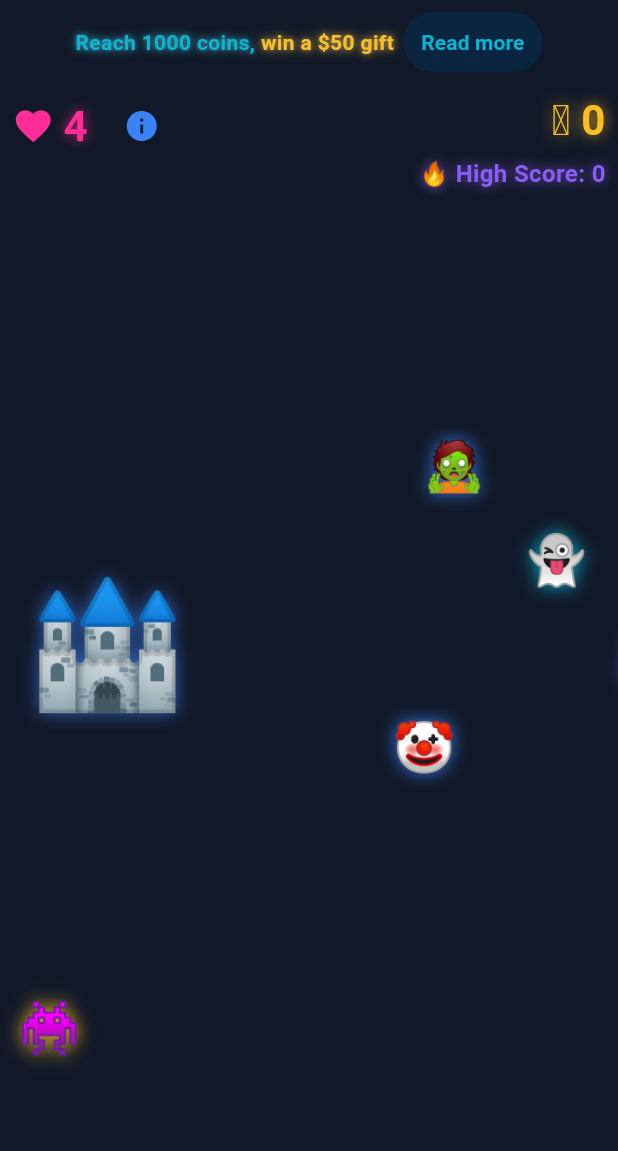
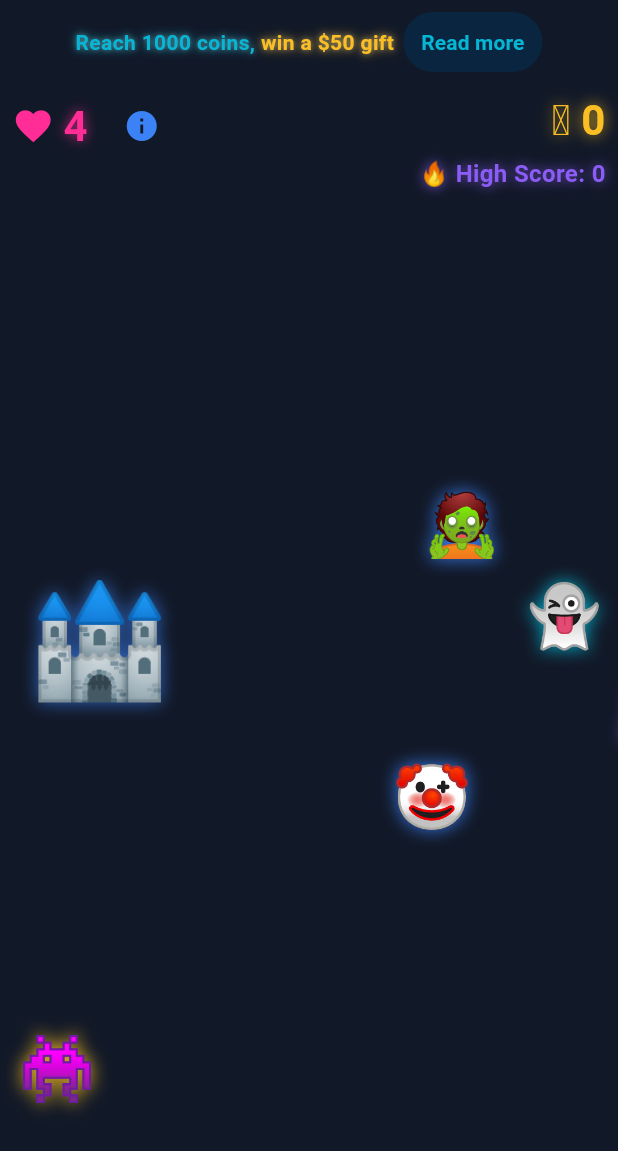
Before and after one commit to deesignerr/emoji_tower_defense, a Flutter app: the screen it shows after launch, on a phone screen of 412 x 824 dp. Shown: the top 1151 px of the screen. Run offline on Flutter 3.47's test engine with Material 3 defaults, Android fonts, the phone set to English and light mode, and no system bars.

Commit message:
Update main.dart

```diff
--- a/lib/main.dart
+++ b/lib/main.dart
@@ -61,6 +61,8 @@ class _TowerDefenseGameState extends State<TowerDefenseGame> {
   bool isSlotMachineActive = false;
   List<String> slotResult = ["❓", "❓", "❓"];
   int slotReward = 0;
+  bool slotClosable = false;
+  double slotOpacity = 1.0;
 
   // Neon colors
   final Color neonPink = Color(0xFFFF2D95);
@@ -276,21 +278,39 @@ List<String> decideSlotOutcome() {
 
 void finishSlotMachine(List<String> result) {
   int reward = 0;
+
   if (result.every((s) => s == "💰")) reward = 500;
   else if (result.every((s) => s == "🪙")) {
-      reward = random.nextDouble() < 0.1 ? 101 + random.nextInt(99) : 5 + random.nextInt(95);
+    reward = random.nextDouble() < 0.1
+        ? 101 + random.nextInt(99)
+        : 5 + random.nextInt(95);
   }
+
+  if (score >= 500 && reward > 200) reward = 200;
 
   setState(() {
     score += reward;
     slotReward = reward;
+    slotClosable = true;  // allow click-outside after spin finishes
+    slotOpacity = 1.0;    // ensure fully visible
   });
 
+  // Auto-close after 3 seconds with fade-out
   Timer(Duration(seconds: 3), () {
-      setState(() => isSlotMachineActive = false);
+    if (mounted) {
+      setState(() => slotOpacity = 0.0);
+      Future.delayed(Duration(milliseconds: 300), () {
+        if (mounted) {
+          setState(() {
+            isSlotMachineActive = false;
+            slotClosable = false;
+            slotOpacity = 1.0; // reset for next time
           });
         }
-
+      });
+    }
+  });
+}
   // ------------------- Game Over -------------------
   void gameOver() {
     gameTimer?.cancel();
@@ -328,10 +348,11 @@ List<String> decideSlotOutcome() {
 Widget build(BuildContext context) {
   double screenWidth = MediaQuery.of(context).size.width;
   double screenHeight = MediaQuery.of(context).size.height;
+  double baseSize = min(screenWidth, screenHeight);
 
-    double towerSize = screenHeight * 0.10;
-    double enemySize = screenWidth * 0.08;
-    double slotFontSize = screenWidth * 0.12;
+  double towerSize = baseSize * 0.18;
+  double enemySize = baseSize * 0.10;
+  double slotFontSize = min(baseSize * 0.12, 80);
 
   return Scaffold(
     backgroundColor: darkBackground,
@@ -343,7 +364,9 @@ List<String> decideSlotOutcome() {
           top: screenHeight * 0.5 - towerSize / 2,
           child: Text(
             '🏰',
-              style: TextStyle(fontSize: towerSize, shadows: [Shadow(color: electricBlue.withOpacity(0.7), blurRadius: 15)]),
+            style: TextStyle(
+                fontSize: towerSize,
+                shadows: [Shadow(color: electricBlue.withOpacity(0.7), blurRadius: 15)]),
           ),
         ),
 
@@ -365,7 +388,7 @@ Positioned(
                           text: "Reach 1000 coins, ",
                           style: TextStyle(
                             fontWeight: FontWeight.bold,
-                    color: brightCyan, // original color
+                            color: brightCyan,
                             shadows: [
                               Shadow(color: brightCyan.withOpacity(0.8), blurRadius: 8),
                               Shadow(color: Colors.white.withOpacity(0.3), blurRadius: 4),
@@ -376,7 +399,7 @@ Positioned(
                           text: "win a \$50 gift",
                           style: TextStyle(
                             fontWeight: FontWeight.bold,
-                    color: sunnyYellow, // only this part in sunnyYellow
+                            color: sunnyYellow,
                             shadows: [
                               Shadow(color: sunnyYellow.withOpacity(0.8), blurRadius: 8),
                               Shadow(color: Colors.white.withOpacity(0.3), blurRadius: 4),
@@ -392,15 +415,12 @@ Positioned(
                 TextButton(
                   onPressed: openWinners,
                   style: TextButton.styleFrom(
-            backgroundColor: Color(0xFF0A2540), // dark button background
+                    backgroundColor: Color(0xFF0A2540),
                     padding: EdgeInsets.symmetric(horizontal: 12, vertical: 4),
                   ),
                   child: Text(
                     "Read more",
-            style: TextStyle(
-              color: brightCyan,
-              fontWeight: FontWeight.bold,
-            ),
+                    style: TextStyle(color: brightCyan, fontWeight: FontWeight.bold),
                   ),
                 ),
               ],
@@ -408,17 +428,16 @@ Positioned(
           ),
         ),
 
-
         // Top UI row 2: Health + info | Score + High Score
         Positioned(
-  top: 60, // keeps the row positioned from the top
+          top: 60,
           left: 0,
           right: 0,
           child: Padding(
             padding: EdgeInsets.symmetric(horizontal: screenWidth * 0.02),
             child: Row(
               mainAxisAlignment: MainAxisAlignment.spaceBetween,
-      crossAxisAlignment: CrossAxisAlignment.start, // aligns health to top
+              crossAxisAlignment: CrossAxisAlignment.start,
               children: [
                 Row(
                   children: [
@@ -452,7 +471,8 @@ Positioned(
                           fontSize: 28,
                           fontWeight: FontWeight.bold,
                           color: sunnyYellow,
-                    shadows: [Shadow(color: sunnyYellow.withOpacity(0.8), blurRadius: 12)]),
+                          shadows: [Shadow(color: sunnyYellow.withOpacity(0.8), blurRadius: 12)],
+                        ),
                       ),
                     ),
                     SizedBox(height: 4),
@@ -464,7 +484,8 @@ Positioned(
                           fontSize: 16,
                           fontWeight: FontWeight.bold,
                           color: vibrantPurple,
-                    shadows: [Shadow(color: vibrantPurple.withOpacity(0.8), blurRadius: 10)]),
+                          shadows: [Shadow(color: vibrantPurple.withOpacity(0.8), blurRadius: 10)],
+                        ),
                       ),
                     ),
                   ],
@@ -474,65 +495,104 @@ Positioned(
           ),
         ),
 
-
         // Enemies
         ...enemies.map((enemy) {
           double x = screenWidth * enemy.position;
-            double laneHeight = (screenHeight - 200) / totalLanes;
-            double y = 100 + enemy.lane * laneHeight;
+          const double playAreaTop = 140.0;
+          const double playAreaBottom = 80.0;
+          double laneHeight = (screenHeight - playAreaTop - playAreaBottom) / totalLanes;
+          double y = playAreaTop + enemy.lane * laneHeight;
+
           Color neonColor = (enemy.type == EnemyType.heart) ? neonPink : getRandomNeonColor();
           double size = (enemy.type == EnemyType.heart) ? enemySize * 1.2 : enemySize;
           if (enemy.exploded) {
             neonColor = Colors.deepOrangeAccent;
             size *= 1.2;
           }
+
           return Positioned(
             left: x,
             top: y,
             child: GestureDetector(
               onTap: () => shootEnemy(enemy),
-                child: Text(enemy.emoji,
-                    style: TextStyle(fontSize: size, color: neonColor, shadows: [Shadow(color: neonColor.withOpacity(0.9), blurRadius: 15)])),
+              child: Text(
+                enemy.emoji,
+                style: TextStyle(
+                  fontSize: size,
+                  color: neonColor,
+                  shadows: [Shadow(color: neonColor.withOpacity(0.9), blurRadius: 15)],
+                ),
+              ),
             ),
           );
         }).toList(),
 
-          // Slot Machine
+        // Slot Machine Overlay
         if (isSlotMachineActive)
-            Center(
+          Positioned.fill(
+            child: GestureDetector(
+              behavior: HitTestBehavior.translucent,
+              onTap: slotClosable
+                  ? () {
+                      setState(() => slotOpacity = 0.0);
+                      Future.delayed(Duration(milliseconds: 300), () {
+                        if (mounted) {
+                          setState(() {
+                            isSlotMachineActive = false;
+                            slotClosable = false;
+                            slotOpacity = 1.0;
+                          });
+                        }
+                      });
+                    }
+                  : null,
+              child: Center(
+                child: GestureDetector(
+                  onTap: () {}, // absorb taps inside the slot box
+                  child: AnimatedOpacity(
+                    opacity: slotOpacity,
+                    duration: Duration(milliseconds: 300),
                     child: Container(
-                width: screenWidth * 0.8,
-                padding: EdgeInsets.all(screenWidth * 0.05),
+                      width: min(screenWidth * 0.8, 500),
+                      padding: EdgeInsets.all(baseSize * 0.05),
                       decoration: BoxDecoration(
                         color: Colors.black87,
                         borderRadius: BorderRadius.circular(16),
-                  boxShadow: [BoxShadow(color: neonPink.withOpacity(0.7), blurRadius: 30, spreadRadius: 6)],
+                        boxShadow: [
+                          BoxShadow(
+                            color: neonPink.withOpacity(0.7),
+                            blurRadius: 30,
+                            spreadRadius: 6,
+                          ),
+                        ],
                       ),
                       child: Column(
                         mainAxisSize: MainAxisSize.min,
                         children: [
-                    Text('🎰 Win up to 500 coins',
+                          Text(
+                            '🎰 Win up to 500 coins',
                             style: TextStyle(
-                            fontSize: screenWidth * 0.05,
+                              fontSize: min(baseSize * 0.05, 40),
                               fontWeight: FontWeight.bold,
                               color: sunnyYellow,
-                            shadows: [Shadow(color: sunnyYellow.withOpacity(0.9), blurRadius: 15)])),
+                              shadows: [Shadow(color: sunnyYellow.withOpacity(0.9), blurRadius: 15)],
+                            ),
+                          ),
                           SizedBox(height: 20),
                           Row(
                             mainAxisAlignment: MainAxisAlignment.center,
-  children: slotResult
-      .map((e) {
+                            children: slotResult.map((e) {
                               Color glowColor;
                               if (e == "🪙") glowColor = sunnyYellow;
                               else if (e == "💰") glowColor = electricBlue;
-        else glowColor = vibrantPurple; // fallback for ❌ or others
+                              else glowColor = vibrantPurple;
 
                               return Padding(
                                 padding: const EdgeInsets.symmetric(horizontal: 8),
                                 child: Text(
                                   e,
                                   style: TextStyle(
-              fontSize: slotFontSize,
+                                    fontSize: min(baseSize * 0.12, 80),
                                     shadows: [
                                       Shadow(color: glowColor.withOpacity(0.9), blurRadius: 15),
                                       Shadow(color: glowColor.withOpacity(0.7), blurRadius: 30),
@@ -544,48 +604,83 @@ Row(
                           ),
                           if (slotReward > 0) ...[
                             SizedBox(height: 20),
-                      Text('+ $slotReward coins!',
+                            Text(
+                              '+ $slotReward coins!',
                               style: TextStyle(
-                              fontSize: screenWidth * 0.06,
+                                fontSize: min(baseSize * 0.06, 50),
                                 fontWeight: FontWeight.bold,
                                 color: electricBlue,
-                              shadows: [Shadow(color: electricBlue.withOpacity(0.8), blurRadius: 12)])),
+                                shadows: [Shadow(color: electricBlue.withOpacity(0.8), blurRadius: 12)],
+                              ),
+                            ),
                           ],
                         ],
                       ),
                     ),
                   ),
+                ),
+              ),
+            ),
+          ),
 
-          // Game Over
+        // Game Over Overlay
         if (isGameOver)
           Center(
             child: Container(
+              width: min(screenWidth * 0.8, 500),
+              padding: EdgeInsets.all(baseSize * 0.05),
               decoration: BoxDecoration(
                 color: Colors.black87,
                 borderRadius: BorderRadius.circular(12),
-                    boxShadow: [BoxShadow(color: neonPink.withOpacity(0.6), blurRadius: 30, spreadRadius: 5)]),
-                padding: EdgeInsets.all(24),
+                boxShadow: [
+                  BoxShadow(color: neonPink.withOpacity(0.6), blurRadius: 30, spreadRadius: 5)
+                ],
+              ),
               child: Column(
                 mainAxisSize: MainAxisSize.min,
                 children: [
-                    Text('💥 Game Over!',
+                  Text(
+                    '💥 Game Over!',
                     style: TextStyle(
-                            fontSize: screenWidth * 0.07,
+                      fontSize: min(baseSize * 0.07, 60),
                       fontWeight: FontWeight.bold,
                       color: neonPink,
-                            shadows: [Shadow(color: neonPink.withOpacity(0.9), blurRadius: 12)])),
+                      shadows: [Shadow(color: neonPink.withOpacity(0.9), blurRadius: 12)],
+                    ),
+                  ),
                   SizedBox(height: 10),
-                    Text('Coins: $score', style: TextStyle(fontSize: screenWidth * 0.06, color: sunnyYellow, fontWeight: FontWeight.bold)),
-                    Text('High Score: $topScore',
-                        style: TextStyle(fontSize: screenWidth * 0.05, color: vibrantPurple, fontWeight: FontWeight.bold)),
+                  Text(
+                    'Coins: $score',
+                    style: TextStyle(
+                      fontSize: min(baseSize * 0.05, 40),
+                      color: sunnyYellow,
+                      fontWeight: FontWeight.bold,
+                    ),
+                  ),
+                  Text(
+                    'High Score: $topScore',
+                    style: TextStyle(
+                      fontSize: min(baseSize * 0.05, 40),
+                      color: vibrantPurple,
+                      fontWeight: FontWeight.bold,
+                    ),
+                  ),
                   SizedBox(height: 20),
                   ElevatedButton(
                     style: ElevatedButton.styleFrom(
                       backgroundColor: neonPink,
                       padding: EdgeInsets.symmetric(horizontal: 24, vertical: 12),
-                          shape: RoundedRectangleBorder(borderRadius: BorderRadius.circular(20))),
+                      shape: RoundedRectangleBorder(borderRadius: BorderRadius.circular(20)),
+                    ),
                     onPressed: restart,
-                      child: Text('Play Again', style: TextStyle(fontSize: screenWidth * 0.05, fontWeight: FontWeight.bold, color: Colors.white)),
+                    child: Text(
+                      'Play Again',
+                      style: TextStyle(
+                        fontSize: min(baseSize * 0.05, 40),
+                        fontWeight: FontWeight.bold,
+                        color: Colors.white,
+                      ),
+                    ),
                   ),
                 ],
               ),
```
Lines whose indentation alone changed are shown as unchanged.
